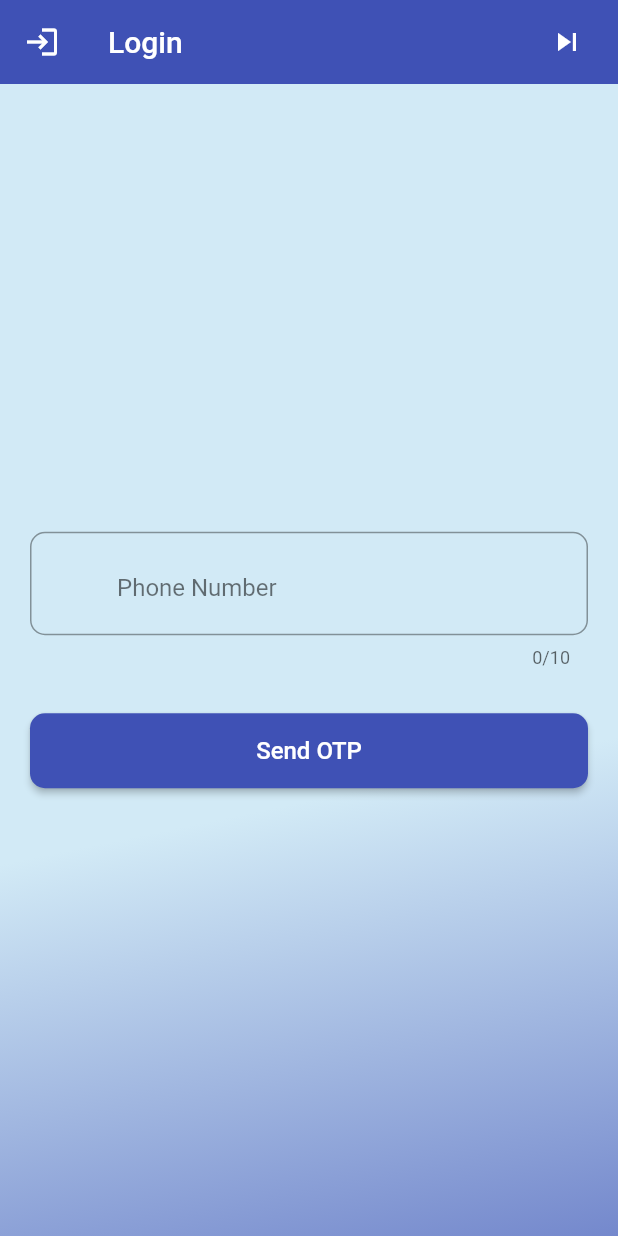
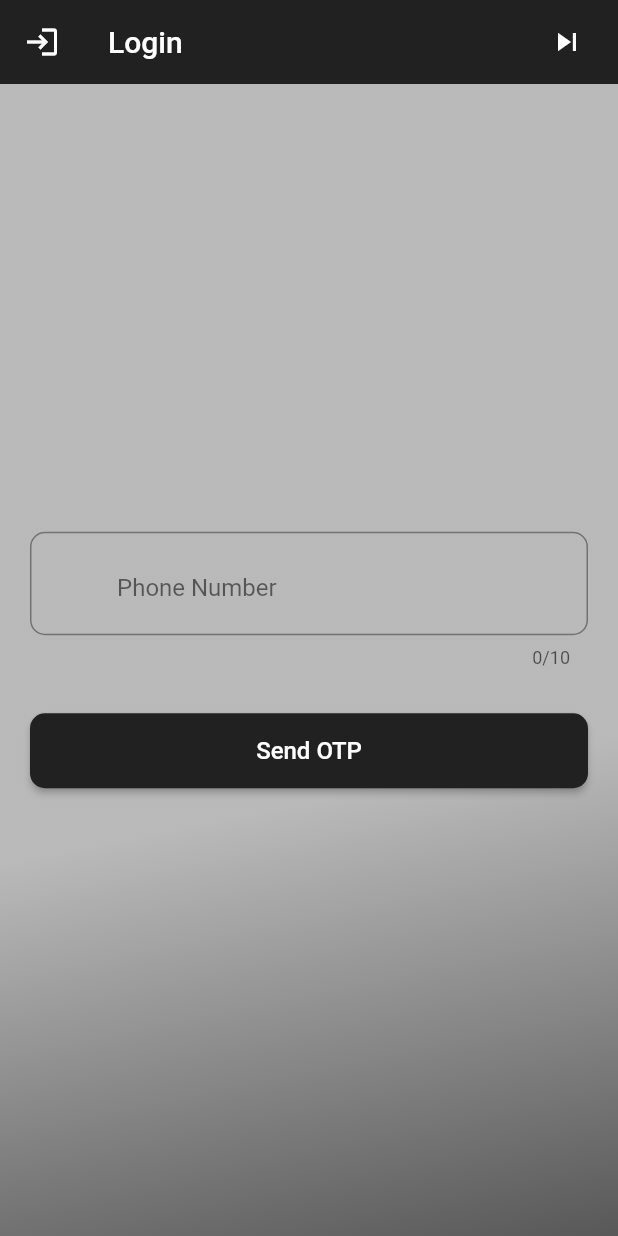
Before and after one commit to kstar0707/signature-passwordless-auth, a Flutter app: the Login screen opened directly, on a phone screen of 412 x 824 dp. Run offline on Flutter 3.47's test engine with Material 2 defaults, Android fonts, the light colour scheme and no system bars; our stand-ins replace firebase_auth, firebase_core, fluttertoast; missing offline and left inert: onboarding; accounts and stored records are empty.

Commit message:
change design

```diff
--- a/lib/models/onboarding.dart
+++ b/lib/models/onboarding.dart
@@ -106,7 +106,7 @@ class _OnBoardingState extends State<OnBoarding> {
                     child: Align(
                       alignment: Alignment.centerLeft,
                       child: Text(
-                        'Login with\nBiometrics',
+                        'Authentication with\nBiometrics',
                         textScaleFactor: 1.3,
                         style: pageTitleStyle,
                         textAlign: TextAlign.left,
@@ -163,7 +163,7 @@ class _OnBoardingState extends State<OnBoarding> {
                     child: Align(
                       alignment: Alignment.centerLeft,
                       child: Text(
-                        'Secure and\nPrivate',
+                        'Safe, Secure and\nPrivate',
                         textScaleFactor: 1.3,
                         style: pageTitleStyle,
                         textAlign: TextAlign.left,
--- a/lib/views/homepage.dart
+++ b/lib/views/homepage.dart
@@ -25,7 +25,7 @@ class _HomepageState extends State<Homepage> {
           length: 4,
           child: Scaffold(
             appBar: AppBar(
-              backgroundColor: Colors.indigo,
+              backgroundColor: Colors.grey[900],
               elevation: 0,
               // bottom: const TabBar(
               //   tabs: [
@@ -44,7 +44,7 @@ class _HomepageState extends State<Homepage> {
               ),
               actions: [
                 IconButton(
-                  icon: const Icon(Icons.safety_check_outlined),
+                  icon: const Icon(Icons.add_outlined),
                   onPressed: () {
                     Navigator.push(
                       context,
--- a/lib/views/login.dart
+++ b/lib/views/login.dart
@@ -27,7 +27,7 @@ class _LoginState extends State<Login> {
   Widget build(BuildContext context) {
     return Scaffold(
       appBar: AppBar(
-        backgroundColor: Colors.indigo,
+        backgroundColor: Colors.grey[900],
         elevation: 0,
         title: const Text('Login',
             style: TextStyle(
@@ -58,8 +58,8 @@ class _LoginState extends State<Login> {
           decoration: const BoxDecoration(
             gradient: LinearGradient(
                 colors: [
-                  Color.fromARGB(255, 210, 234, 246),
-                  Colors.indigo,
+                  Colors.black26,
+                  Colors.black87,
                 ],
                 begin: FractionalOffset(0.0, 0.0),
                 end: FractionalOffset(0.5, 1.3),
@@ -121,8 +121,7 @@ class _LoginState extends State<Login> {
                   ),
                   MaterialButton(
                     minWidth: double.infinity,
-                    // color: Colors.grey[900],
-                    color: Colors.indigo,
+                    color: Colors.grey[900],
                     height: 50,
                     shape: const RoundedRectangleBorder(
                       borderRadius: BorderRadius.all(Radius.circular(10)),
```
